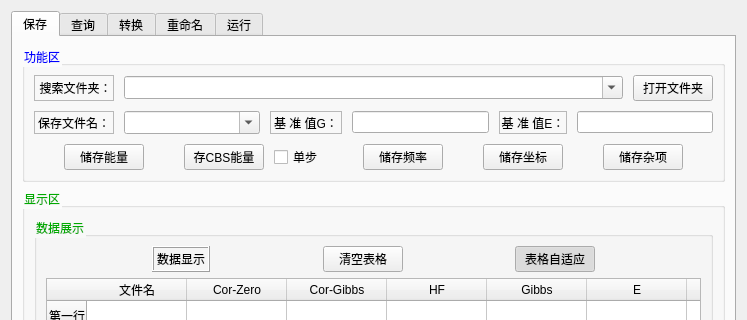
This is Quantum/Demo/ui_quatum.ui in LeoJiaGeng/JiaGengXiong-Python-Files as Qt 5 draws it before an edit; both pictures show x 0 to 747 and y 0 to 320 of the 747 by 876 pixel window. The edited form follows.
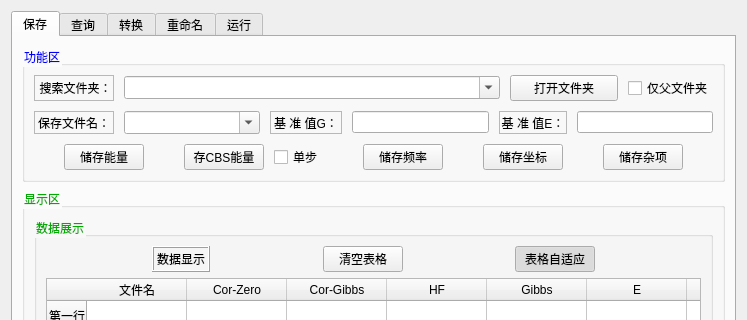
This is the edited form. Icons and pictures are not drawn.

Commit message: 时间：2025.2.21 内容：1、只读取当前文件夹的文件；2、能量基准值没写不报错；3、一步的cbs新增T1值 版本：v2.3.2

```diff
--- a/Quantum/Demo/ui_quatum.ui
+++ b/Quantum/Demo/ui_quatum.ui
@@ -56,7 +56,7 @@
            <number>10</number>
           </property>
           <item>
-           <layout class="QHBoxLayout" name="horizontalLayout_5" stretch="1,8,1">
+           <layout class="QHBoxLayout" name="horizontalLayout_5" stretch="1,7,2,1">
             <item>
              <widget class="QLabel" name="label_2">
               <property name="minimumSize">
@@ -126,6 +126,13 @@
               </property>
              </widget>
             </item>
+            <item>
+             <widget class="QCheckBox" name="chebox_save_only_curdir">
+              <property name="text">
+               <string>仅父文件夹</string>
+              </property>
+             </widget>
+            </item>
            </layout>
           </item>
           <item>
```
The commit also changes 9 other files.
